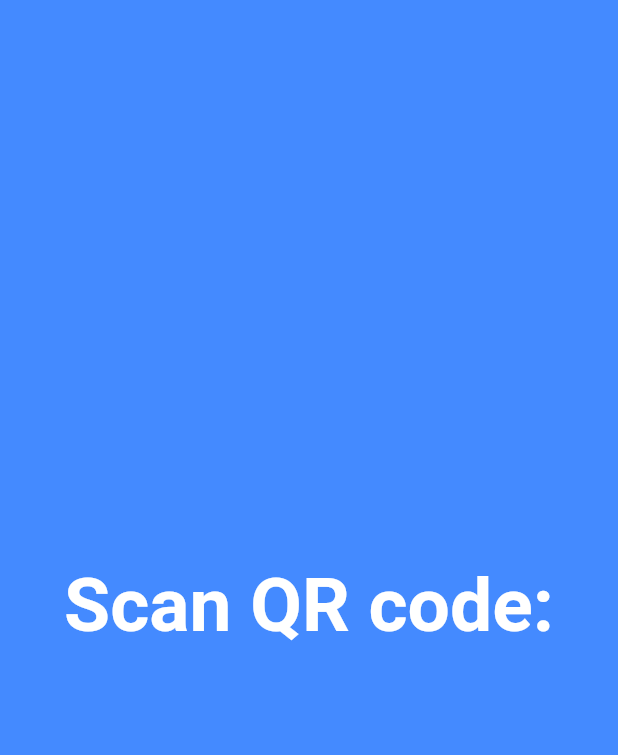
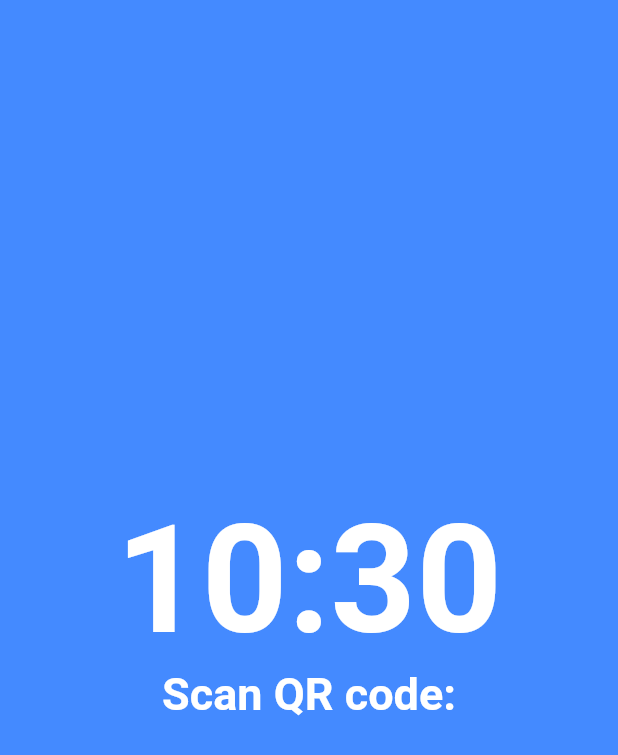
Before and after one commit to danymar24/time-manager, a Flutter app: the screen it shows after launch, on a phone screen of 412 x 824 dp. Shown: the top 755 px of the screen. Run offline on Flutter 3.47's test engine with Material 2 defaults, Android fonts, the phone set to English and light mode, and no system bars; missing offline and left inert: barcode_scan.

Commit message:
Added clock to landing page

```diff
--- a/mobile-reader/lib/main.dart
+++ b/mobile-reader/lib/main.dart
@@ -1,8 +1,10 @@
 import 'package:flutter/material.dart';
+import 'package:flutter/services.dart';
 
 import './pages/landing_page.dart';
 
 void main() {
+  SystemChrome.setEnabledSystemUIOverlays([]);
   runApp(new MaterialApp(
     home: new LandingPage(),
   ));
--- a/mobile-reader/lib/pages/landing_page.dart
+++ b/mobile-reader/lib/pages/landing_page.dart
@@ -11,10 +11,21 @@ class LandingPage extends StatefulWidget {
 class _LandingPageState extends State<LandingPage> {
 
   String barcode = "";
+  DateTime date = new DateTime.now();
+  String time;
+  Timer timer;
 
   @override
   void initState() {
+    const fiveSec = const Duration(seconds: 5);
     super.initState();
+    time = "${date.hour}:${date.minute}";
+    timer = new Timer.periodic(fiveSec, (Timer t) {
+      setState(() {
+        date = new DateTime.now();
+        time = "${date.hour}:${date.minute}";
+      });
+    });
   }
 
   @override
@@ -26,7 +37,8 @@ class _LandingPageState extends State<LandingPage> {
         child: new Column(
           mainAxisAlignment: MainAxisAlignment.center,
           children: <Widget>[
-            new Text("Scan QR code:", style: new TextStyle(color: Colors.white, fontSize: 50.0, fontWeight: FontWeight.bold)),
+            new Text(time, style: new TextStyle(color: Colors.white, fontSize: 100.0, fontWeight: FontWeight.bold)),
+            new Text("Scan QR code:", style: new TextStyle(color: Colors.white, fontSize: 30.0, fontWeight: FontWeight.bold)),
             new Text(barcode),
           ],
         ),
```
